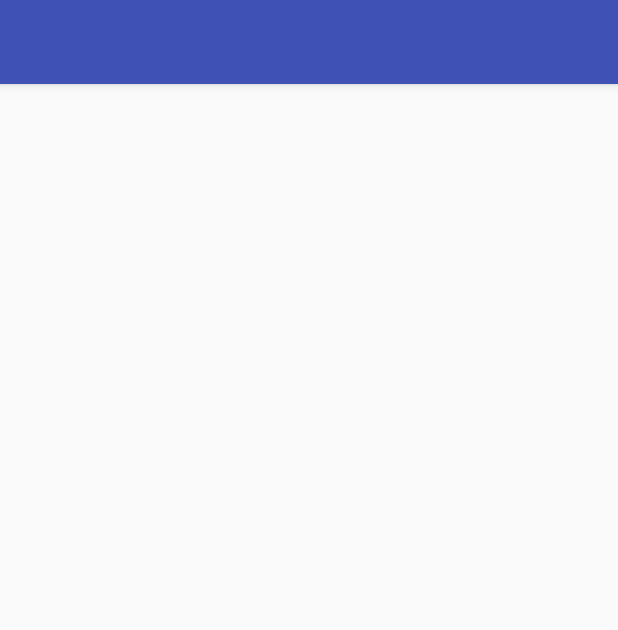
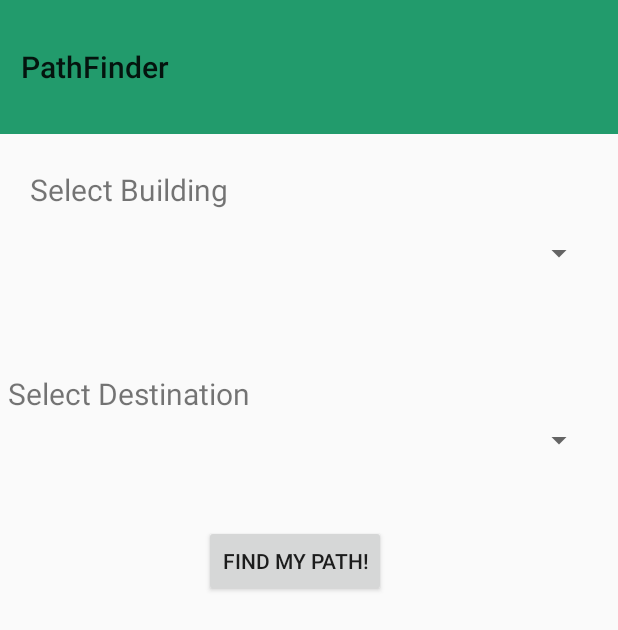
Before and after one commit to hanabanashiku/Pathfinder, an Android app: the screen it shows after launch (HomeActivity), on a phone screen of 412 x 824 dp. Shown: the top 630 px of the screen. Run offline under Robolectric (Android 15) with nearby library versions, the light colour scheme and no system bars.

Commit message:
added basic interface

```diff
--- a/Pathfinder/app/build.gradle
+++ b/Pathfinder/app/build.gradle
@@ -25,4 +25,5 @@ dependencies {
     testImplementation 'junit:junit:4.12'
     androidTestImplementation 'com.android.support.test:runner:1.0.2'
     androidTestImplementation 'com.android.support.test.espresso:espresso-core:3.0.2'
+    implementation 'com.android.support:recyclerview-v7:27.1.1'
 }
--- a/Pathfinder/app/src/main/java/com/example/dstewart/pathfinder/HomeActivity.java
+++ b/Pathfinder/app/src/main/java/com/example/dstewart/pathfinder/HomeActivity.java
@@ -2,12 +2,19 @@ package com.example.dstewart.pathfinder;
 
 import android.support.v7.app.AppCompatActivity;
 import android.os.Bundle;
+import android.support.v7.widget.Toolbar;
 
 public class HomeActivity extends AppCompatActivity {
+
+    private Toolbar toolbar;
 
     @Override
     protected void onCreate(Bundle savedInstanceState) {
         super.onCreate(savedInstanceState);
         setContentView(R.layout.activity_home);
+
+        toolbar = (Toolbar)findViewById(R.id.toolbar);
+        setSupportActionBar(toolbar);
+        getSupportActionBar().setTitle("PathFinder");
     }
 }
--- a/Pathfinder/app/src/main/java/com/example/dstewart/pathfinder/MainActivity.java
+++ b/Pathfinder/app/src/main/java/com/example/dstewart/pathfinder/MainActivity.java
@@ -18,7 +18,6 @@ public class MainActivity extends AppCompatActivity {
                 Intent homeIntent = new Intent(MainActivity.this, HomeActivity.class);
                 startActivity(homeIntent);
                 finish();
-
             }
 
         },SPLASH_TIME_OUT);
--- a/Pathfinder/app/src/main/res/layout/activity_home.xml
+++ b/Pathfinder/app/src/main/res/layout/activity_home.xml
@@ -6,4 +6,84 @@
     android:layout_height="match_parent"
     tools:context=".HomeActivity">
 
+    <android.support.v7.widget.Toolbar
+        android:id="@+id/toolbar"
+        android:layout_width="417dp"
+        android:layout_height="0dp"
+        android:layout_marginBottom="35dp"
+        android:background="@color/colorPrimaryDark"
+        android:minHeight="?attr/actionBarSize"
+        android:theme="?attr/actionBarTheme"
+        app:layout_constraintBottom_toTopOf="@+id/buildingSpinner"
+        app:layout_constraintEnd_toEndOf="parent"
+        app:layout_constraintStart_toStartOf="parent"
+        app:layout_constraintTop_toTopOf="parent" />
+
+    <Spinner
+        android:id="@+id/buildingSpinner"
+        android:layout_width="0dp"
+        android:layout_height="0dp"
+        android:layout_marginEnd="15dp"
+        android:layout_marginBottom="35dp"
+        app:layout_constraintBottom_toTopOf="@+id/selectDestination"
+        app:layout_constraintEnd_toEndOf="parent"
+        app:layout_constraintStart_toEndOf="@+id/selectBuilding"
+        app:layout_constraintTop_toBottomOf="@+id/toolbar" />
+
+    <Spinner
+        android:id="@+id/destinationSpinner"
+        android:layout_width="0dp"
+        android:layout_height="0dp"
+        android:layout_marginTop="1dp"
+        android:layout_marginEnd="15dp"
+        android:layout_marginBottom="1dp"
+        app:layout_constraintBottom_toBottomOf="@+id/selectDestination"
+        app:layout_constraintEnd_toEndOf="parent"
+        app:layout_constraintStart_toEndOf="@+id/selectDestination"
+        app:layout_constraintTop_toTopOf="@+id/selectDestination" />
+
+    <TextView
+        android:id="@+id/selectBuilding"
+        android:layout_width="wrap_content"
+        android:layout_height="34dp"
+        android:layout_marginStart="20dp"
+        android:layout_marginTop="89dp"
+        android:layout_marginEnd="19dp"
+        android:layout_marginBottom="180dp"
+        android:text="Select Building"
+        android:textSize="20dp"
+        app:layout_constraintBottom_toTopOf="@+id/button"
+        app:layout_constraintEnd_toEndOf="parent"
+        app:layout_constraintEnd_toStartOf="@+id/buildingSpinner"
+        app:layout_constraintStart_toStartOf="parent"
+        app:layout_constraintTop_toTopOf="parent" />
+
+    <TextView
+        android:id="@+id/selectDestination"
+        android:layout_width="wrap_content"
+        android:layout_height="0dp"
+        android:layout_marginStart="5dp"
+        android:layout_marginEnd="4dp"
+        android:layout_marginBottom="486dp"
+        android:text="Select Destination"
+        android:textSize="20dp"
+        app:layout_constraintBottom_toBottomOf="parent"
+        app:layout_constraintEnd_toStartOf="@+id/destinationSpinner"
+        app:layout_constraintStart_toStartOf="parent"
+        app:layout_constraintTop_toBottomOf="@+id/buildingSpinner" />
+
+    <Button
+        android:id="@+id/button"
+        android:layout_width="wrap_content"
+        android:layout_height="wrap_content"
+        android:layout_marginStart="134dp"
+        android:layout_marginTop="303dp"
+        android:layout_marginEnd="153dp"
+        android:layout_marginBottom="380dp"
+        android:text="Find my path!"
+        app:layout_constraintBottom_toBottomOf="parent"
+        app:layout_constraintEnd_toEndOf="parent"
+        app:layout_constraintStart_toStartOf="parent"
+        app:layout_constraintTop_toTopOf="parent" />
+
 </android.support.constraint.ConstraintLayout>
--- a/Pathfinder/app/src/main/res/layout/activity_main.xml
+++ b/Pathfinder/app/src/main/res/layout/activity_main.xml
@@ -10,9 +10,11 @@
         android:id="@+id/textView"
         android:layout_width="wrap_content"
         android:layout_height="wrap_content"
-        android:layout_marginTop="476dp"
+        android:layout_marginTop="389dp"
+        android:layout_marginBottom="301dp"
         android:text="Welcome to PathFinder!"
         android:textSize="30sp"
+        app:layout_constraintBottom_toBottomOf="parent"
         app:layout_constraintHorizontal_bias="0.494"
         app:layout_constraintLeft_toLeftOf="parent"
         app:layout_constraintRight_toRightOf="parent"
@@ -21,15 +23,14 @@
     <ImageView
         android:id="@+id/imageView2"
         android:layout_width="wrap_content"
-        android:layout_marginTop="251dp"
-        android:layout_marginBottom="96dp"
-        app:layout_constraintBottom_toTopOf="@+id/textView"
+        android:layout_height="wrap_content"
+        android:layout_marginTop="175dp"
+        android:layout_marginBottom="427dp"
+        android:contentDescription="TODO"
+        app:layout_constraintBottom_toBottomOf="parent"
         app:layout_constraintEnd_toEndOf="parent"
         app:layout_constraintStart_toStartOf="parent"
         app:layout_constraintTop_toTopOf="parent"
-        app:layout_constraintVertical_bias="1.0"
-        app:srcCompat="@drawable/logo"
-        android:layout_height="wrap_content"
-        android:contentDescription="TODO" />
+        app:srcCompat="@drawable/logo" />
 
 </android.support.constraint.ConstraintLayout>
--- a/Pathfinder/app/src/main/res/values/colors.xml
+++ b/Pathfinder/app/src/main/res/values/colors.xml
@@ -1,6 +1,6 @@
 <?xml version="1.0" encoding="utf-8"?>
 <resources>
     <color name="colorPrimary">#3F51B5</color>
-    <color name="colorPrimaryDark">#303F9F</color>
+    <color name="colorPrimaryDark">#229B6C</color>
     <color name="colorAccent">#FF4081</color>
 </resources>
--- a/Pathfinder/app/src/main/res/values/styles.xml
+++ b/Pathfinder/app/src/main/res/values/styles.xml
@@ -1,7 +1,7 @@
 <resources>
 
     <!-- Base application theme. -->
-    <style name="AppTheme" parent="Theme.AppCompat.Light.DarkActionBar">
+    <style name="AppTheme" parent="Theme.AppCompat.Light.NoActionBar">
         <!-- Customize your theme here. -->
         <item name="colorPrimary">@color/colorPrimary</item>
         <item name="colorPrimaryDark">@color/colorPrimaryDark</item>
```
